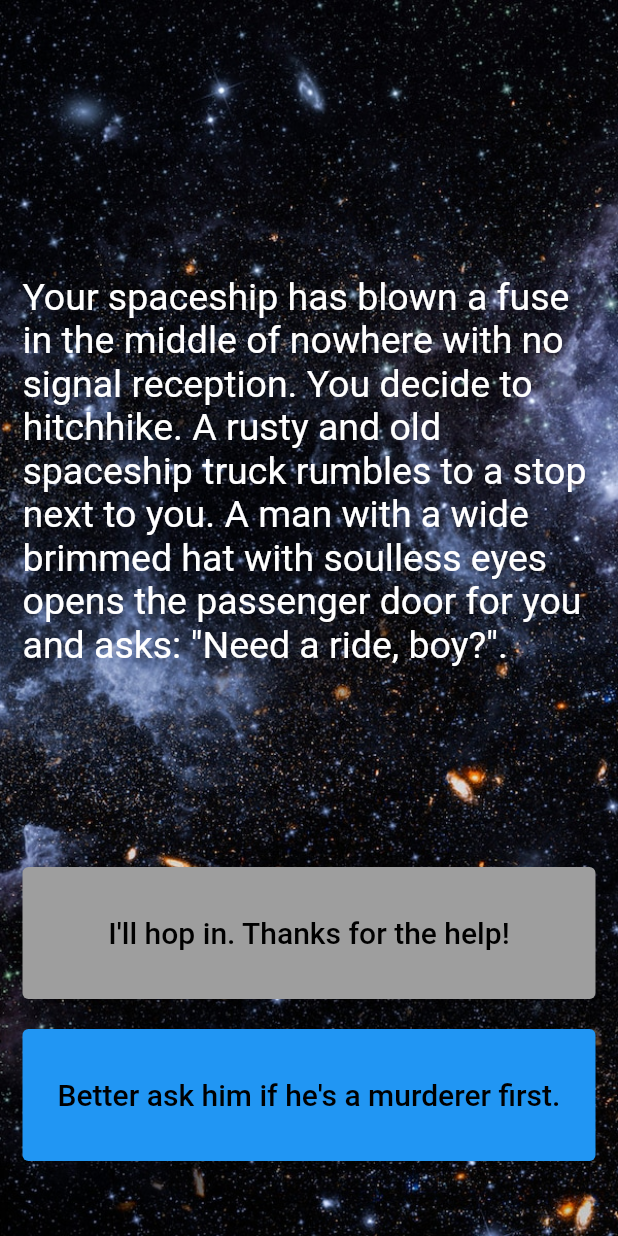
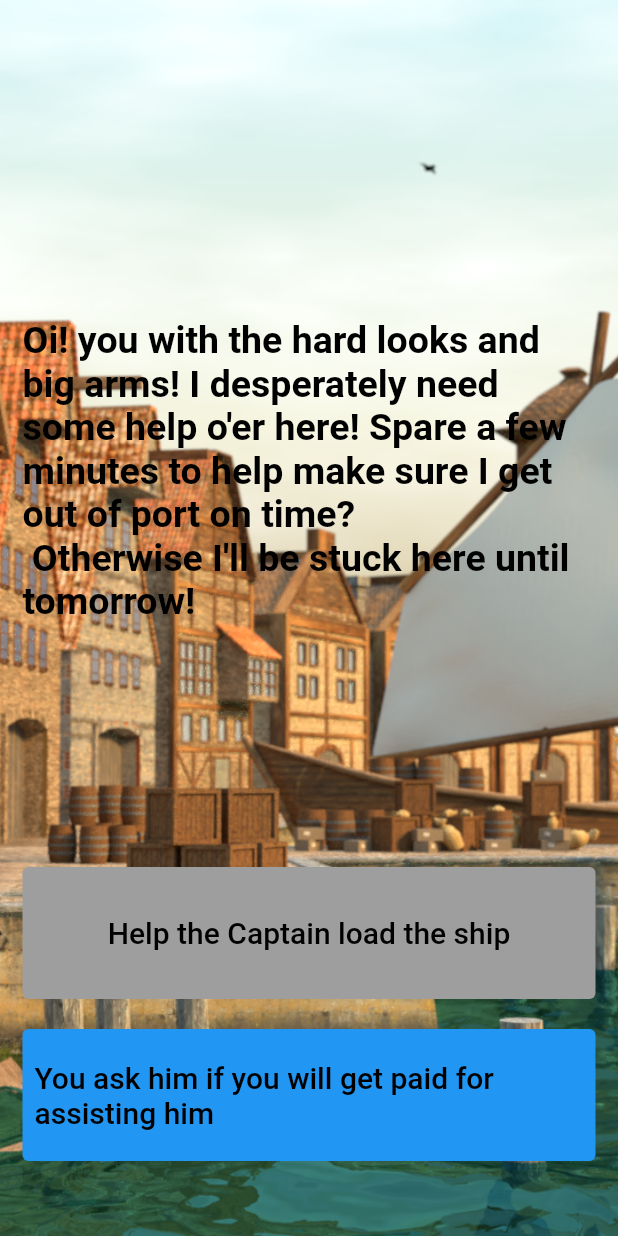
Before and after one commit to Golli92/Destini, a Flutter app: the screen it shows after launch, on a phone screen of 412 x 824 dp. Run offline on Flutter 3.47's test engine with Material 2 defaults, Android fonts, the phone set to English and light mode, and no system bars.

```diff
--- a/lib/main.dart
+++ b/lib/main.dart
@@ -26,7 +26,7 @@ class _StoryPageState extends State<StoryPage> {
       body: Container(
         decoration: BoxDecoration(
           image: DecorationImage(
-            image: AssetImage('images/space2.jpg'),
+            image: AssetImage('images/harbor2.webp'),
             fit: BoxFit.cover,
           )
         ),
@@ -42,7 +42,9 @@ class _StoryPageState extends State<StoryPage> {
                   child: Text(
                     storyBrain.getStory(),
                     style: TextStyle(
+                      color: Colors.black,
                       fontSize: 25.0,
+                      fontWeight: FontWeight.bold,
                     ),
                   ),
                 ),
--- a/lib/story_brain.dart
+++ b/lib/story_brain.dart
@@ -5,33 +5,40 @@ int _storyNumber = 0;
   List<Story> _storyData = [
     Story(
         storyTitle:
-        'Your spaceship has blown a fuse in the middle of nowhere with no signal reception. You decide to hitchhike. A rusty and old spaceship truck rumbles to a stop next to you. A man with a wide brimmed hat with soulless eyes opens the passenger door for you and asks: "Need a ride, boy?".',
-        choice1: 'I\'ll hop in. Thanks for the help!',
-        choice2: 'Better ask him if he\'s a murderer first.'),
+        'Oi! you with the hard looks and big arms! I desperately need some help o\'er here! Spare a few minutes to help make sure I get out of port on time?\n '
+            'Otherwise I\'ll be stuck here until tomorrow!',
+        choice1: 'Help the Captain load the ship',
+        choice2: 'You ask him if you will get paid for assisting him'),
     Story(
-        storyTitle: 'He nods slowly, unphased by the question.',
-        choice1: 'At least he\'s honest. I\'ll climb in.',
-        choice2: 'Wait, I know how to change a fuse.'),
+        storyTitle: 'He looks at you. Well my money is little tight right now how about you join my crew and I will pay you in next port then I sell this merchandise ',
+        choice1: 'Why not! I am ready for some adventure and some fun!',
+        choice2: 'Sorry don\'t have the time or inclination for such things. you move on with your business.'),
     Story(
         storyTitle:
-        'As you begin to fly, the stranger starts talking about his relationship with his mother. He gets angrier and angrier by the minute. He asks you to open the cabin. Inside you find a bloody knife, two severed fingers, and a cassette tape of Elton John. He reaches for the glove box.',
-        choice1: 'I love Elton John! Hand him the cassette tape.',
-        choice2: 'It\'s him or me! You take the knife and stab him.'),
+        'What was advertised as a few minutes turns out to be an hour or two as you lug large crates full of items from a nearby warehouse into the hold of the ship.\n'
+         'City guards come running with swords in hand yelling stop criminal scum. The captain yell defend them of or kill them and I will pay you triple. ',
+        choice1: 'you put the crate on the floor and give up.',
+        choice2: 'you will help the captain and kill the guards.'),
+
     Story(
         storyTitle:
-        'What? Such a cop out! Did you know spaceship accidents are the second leading cause of accidental death for most adult age groups?',
+        'Unwilling to be bothered by such trivial matters, you continue on your way amidst curses from the ship\'s captain.',
         choice1: 'Restart',
         choice2: ''),
+
     Story(
         storyTitle:
-        'As you smash through the window of the spaceship and careen towards the asteroid in front of you reflect on the dubious wisdom of stabbing someone while they are navigating a spaceship you are in.',
+        'After you kill the guards you look over to the captain who is setting sail as fast as possible. You jump in the see and climb abort the ship. You owe me some money oh there big captain.\n'
+            'The Captain is impressed and offer you a place in the crew as first mate who is second in command. You go on and join this pirate/swindlers crew and make good money.',
         choice1: 'Restart',
         choice2: ''),
+
     Story(
         storyTitle:
-        'You bond with the murderer while crooning verses of "Can you feel the love tonight". He drops you off at the next planet space dock. Before you go he asks you if you know any good places to dump bodies. You reply: "Try the pier".',
+        'The guards arrest you. you are dragged to the dungeons and interrogated. You tell them the captain hired you to move some crates for him and you are not part of the crew or helped him in any way.\n'
+            'You are not believed and they chop of your hand for theft and throw you in to cell to die alone in darkness.',
         choice1: 'Restart',
-        choice2: '')
+        choice2: ''),
   ];
 
   String getStory() {
```
Also changed, not shown: images/harbor1.png (added), images/harbor2.webp (added), images/knight.jpg (added), images/medieval.jpg (added).
